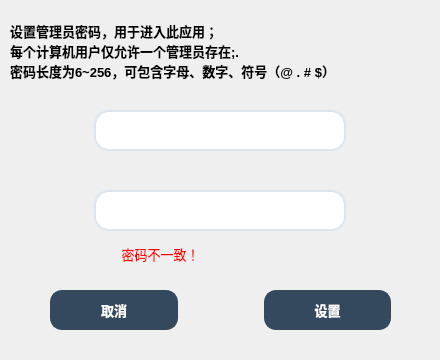
Malloc-Luo/py-passwordmanager, file gui/SigninUi.ui: the form before one commit.
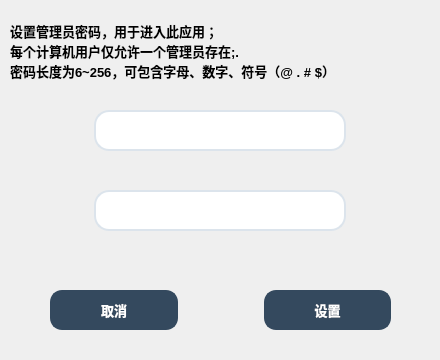
The form after the commit. Icons and pictures are not drawn.

```diff
--- a/gui/SigninUi.ui
+++ b/gui/SigninUi.ui
@@ -252,23 +252,29 @@
   <widget class="QPushButton" name="warning">
    <property name="geometry">
     <rect>
-     <x>90</x>
-     <y>240</y>
-     <width>141</width>
+     <x>114</x>
+     <y>230</y>
+     <width>212</width>
      <height>28</height>
     </rect>
    </property>
    <property name="font">
     <font>
      <family>Adobe 黑体 Std R</family>
-     <pointsize>10</pointsize>
+     <pointsize>9</pointsize>
     </font>
    </property>
+   <property name="focusPolicy">
+    <enum>Qt::NoFocus</enum>
+   </property>
+   <property name="layoutDirection">
+    <enum>Qt::LeftToRight</enum>
+   </property>
    <property name="styleSheet">
     <string notr="true">color:red;</string>
    </property>
    <property name="text">
-    <string>密码不一致！</string>
+    <string/>
    </property>
    <property name="flat">
     <bool>true</bool>
```
Left out of the diff: 23 changed lines with no effect on the pictures.
